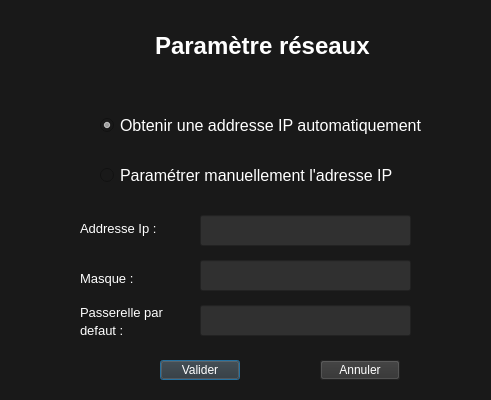
Old version of the form IHM_Final/parametrepage.ui in the repository ProjectCDG/IHM; both pictures show x 130 to 621 and y 0 to 400 of the 800 by 400 pixel window.
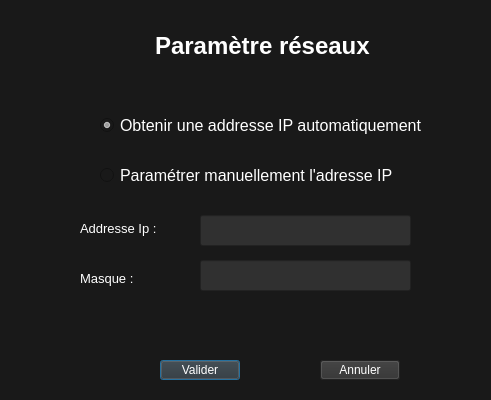
New version of the form.

Patch:
```diff
--- a/IHM_Final/parametrepage.ui
+++ b/IHM_Final/parametrepage.ui
@@ -126,48 +126,6 @@
     <string>Masque :</string>
    </property>
   </widget>
-  <widget class="QLabel" name="labPass">
-   <property name="geometry">
-    <rect>
-     <x>210</x>
-     <y>304</y>
-     <width>91</width>
-     <height>16</height>
-    </rect>
-   </property>
-   <property name="font">
-    <font>
-     <pointsize>10</pointsize>
-    </font>
-   </property>
-   <property name="styleSheet">
-    <string notr="true">color: white;</string>
-   </property>
-   <property name="text">
-    <string>Passerelle par </string>
-   </property>
-  </widget>
-  <widget class="QLabel" name="labPass2">
-   <property name="geometry">
-    <rect>
-     <x>210</x>
-     <y>320</y>
-     <width>81</width>
-     <height>20</height>
-    </rect>
-   </property>
-   <property name="font">
-    <font>
-     <pointsize>10</pointsize>
-    </font>
-   </property>
-   <property name="styleSheet">
-    <string notr="true">color: white;</string>
-   </property>
-   <property name="text">
-    <string>defaut :</string>
-   </property>
-  </widget>
   <widget class="QLineEdit" name="ip">
    <property name="geometry">
     <rect>
@@ -226,35 +184,6 @@
     <enum>QLineEdit::Normal</enum>
    </property>
   </widget>
-  <widget class="QLineEdit" name="passerelle">
-   <property name="geometry">
-    <rect>
-     <x>330</x>
-     <y>305</y>
-     <width>211</width>
-     <height>31</height>
-    </rect>
-   </property>
-   <property name="font">
-    <font>
-     <pointsize>10</pointsize>
-    </font>
-   </property>
-   <property name="styleSheet">
-    <string notr="true">background-color:rgb(48, 48, 48);
-color: white;
-</string>
-   </property>
-   <property name="text">
-    <string/>
-   </property>
-   <property name="maxLength">
-    <number>15</number>
-   </property>
-   <property name="echoMode">
-    <enum>QLineEdit::Normal</enum>
-   </property>
-  </widget>
   <widget class="QPushButton" name="butValide">
    <property name="geometry">
     <rect>
```
